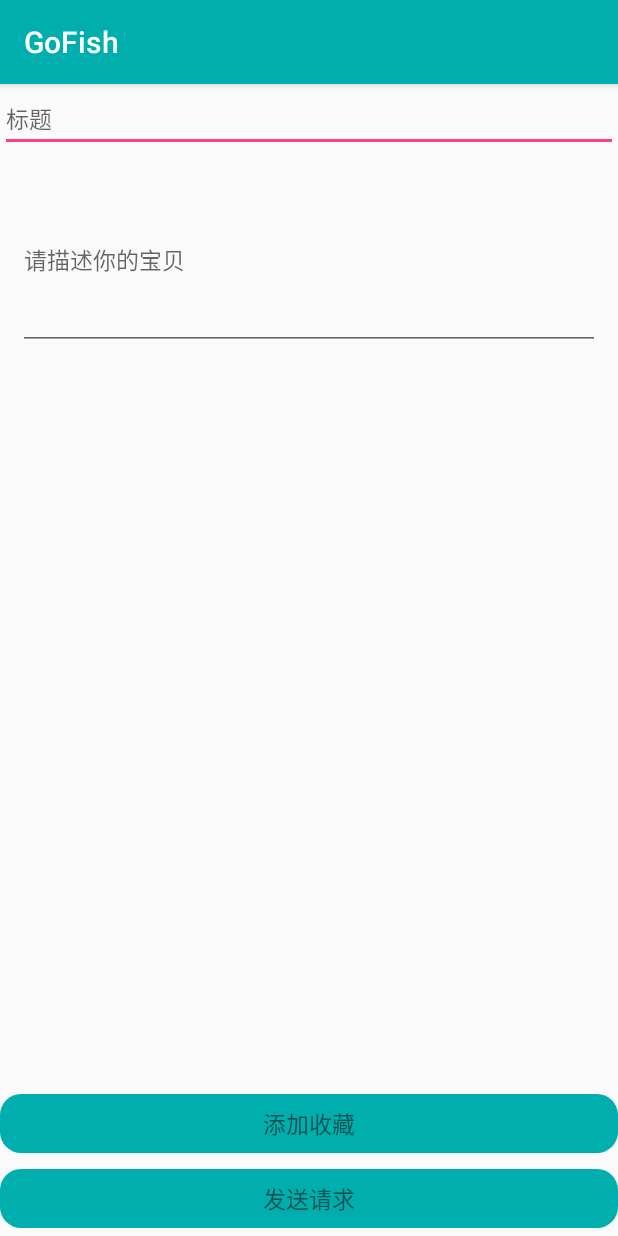
After one commit to Alanlovecoding/Second-Hand-Selling-Platform, an Android app: the Activity_record screen opened directly, with no data from a screen before it, on a phone screen of 412 x 824 dp. The commit adds this screen. Run offline under Robolectric (Android 15) with nearby library versions, the phone set to English and light mode, and no system bars; 1 statement that could not run was skipped.

Commit message:
20160530

```diff
--- /dev/null
+++ b/app/src/main/java/cn/edu/pku/gofish/Activity_record.java
@@ -0,0 +1,152 @@
+package cn.edu.pku.gofish;
+
+import android.content.Context;
+import android.graphics.Bitmap;
+import android.graphics.BitmapFactory;
+import android.os.Environment;
+import android.support.annotation.Nullable;
+import android.support.v7.app.AppCompatActivity;
+import android.os.Bundle;
+import android.view.View;
+import android.view.ViewGroup;
+import android.widget.BaseAdapter;
+import android.widget.EditText;
+import android.widget.GridView;
+import android.widget.ImageView;
+import android.widget.TextView;
+
+import com.loopj.android.http.AsyncHttpClient;
+import com.loopj.android.http.JsonHttpResponseHandler;
+
+import org.json.JSONArray;
+import org.json.JSONException;
+import org.json.JSONObject;
+
+import java.io.File;
+import java.io.FileInputStream;
+import java.io.FileNotFoundException;
+import java.io.FileOutputStream;
+import java.io.IOException;
+import java.text.SimpleDateFormat;
+import java.util.List;
+
+import cn.edu.pku.gofish.Model.Record;
+import cz.msebera.android.httpclient.Header;
+
+public class Activity_record extends AppCompatActivity {
+
+    private Record record;
+    private String url="";
+    private int id;
+    AsyncHttpClient client = new AsyncHttpClient();
+    private EditText title;
+    private EditText describetext;
+    private GridView gridView;
+    private TextView addfav;
+    private TextView sendreq;
+    private Bitmap[] file;
+    private int picnum;
+    private SimpleDateFormat formatter;
+    private String[] mThumbIds = {
+    };
+
+    @Override
+    protected void onCreate(Bundle savedInstanceState) {
+        super.onCreate(savedInstanceState);
+        setContentView(R.layout.activity_activity_record);
+        title = (EditText) findViewById(R.id.addTitle);
+        describetext = (EditText) findViewById(R.id.editText1);
+        gridView = (GridView) findViewById(R.id.gridView1);
+        addfav= (TextView) findViewById(R.id.addfavourite);
+        sendreq=(TextView) findViewById(R.id.sendrequest);
+
+        Bundle bundle=this.getIntent().getExtras();
+        id=bundle.getInt("id");
+        record=new Record(id);
+        record.downloadFile();
+
+        title.setText(record.getTitle());
+        describetext.setText(record.getDescribetext());
+        file=record.getFile();
+        picnum=record.getImgcnt();
+        for(int i=0;i<picnum;i++)
+        {
+            mThumbIds[i]=savingpic(file[i]);
+        }
+    }
+
+    private String savingpic(Bitmap mBitmap)
+    {
+        int cnt=0;
+        String date=null;
+        File sdCard=null;
+        try{
+            sdCard= Environment.getExternalStorageDirectory();
+            File dir= new File(sdCard.getAbsolutePath()+"/goFish/img");
+            dir.mkdirs();
+            formatter=new SimpleDateFormat("yyyy;MM:dd:HH:mm:ss");
+            date=formatter.format(new java.util.Date());
+            date+=cnt;
+            date+=".jpg";
+            File file1= new File(dir,date);
+            FileOutputStream f=new FileOutputStream(file1,false);
+            mBitmap.compress(Bitmap.CompressFormat.JPEG,100,f);
+            f.flush();
+            f.close();
+        } catch (FileNotFoundException e) {
+            e.printStackTrace();
+        } catch (IOException e) {
+            e.printStackTrace();
+        }
+        date=sdCard.getAbsolutePath()+"/goFish/img"+date;
+        return date;
+    }
+
+
+    private class ImageAdapter extends BaseAdapter {
+        private Context mContext;
+        private int num;
+        public ImageAdapter(Context context,int num) {
+            this.mContext=context;
+            this.num = num;
+        }
+        @Override
+        public int getCount() {
+            return num;
+        }
+
+        @Override
+        public Object getItem(int position) {
+            return mThumbIds[position];
+        }
+
+        @Override
+        public long getItemId(int position) {
+            // TODO Auto-generated method stub
+            return 0;
+        }
+        public View getView(int position, View convertView, ViewGroup parent) {
+            //定义一个ImageView,显示在GridView里
+            ImageView imageView;
+            FileInputStream fis=null;
+            if(convertView==null){
+                imageView=new ImageView(mContext);
+                imageView.setLayoutParams(new GridView.LayoutParams(150, 150));
+
+                imageView.setScaleType(ImageView.ScaleType.CENTER_CROP);
+                imageView.setPadding(8, 8, 8, 8);
+            }else{
+                imageView = (ImageView) convertView;
+            }
+            try {
+               fis=new FileInputStream(mThumbIds[position]);
+            } catch (FileNotFoundException e) {
+                e.printStackTrace();
+            }
+            Bitmap bitmap = BitmapFactory.decodeStream(fis);
+            imageView.setImageBitmap(bitmap);
+            return imageView;
+        }
+
+    }
+}
--- /dev/null
+++ b/app/src/main/res/layout/activity_activity_record.xml
@@ -0,0 +1,104 @@
+<?xml version="1.0" encoding="utf-8"?>
+<RelativeLayout xmlns:android="http://schemas.android.com/apk/res/android"
+    android:layout_width="match_parent"
+    android:layout_height="match_parent"
+    xmlns:tools="http://schemas.android.com/tools"
+    android:id="@+id/container"
+    tools:context="cn.edu.pku.gofish.Activity_record">
+
+    <RelativeLayout
+        android:id="@+id/add_top"
+        android:orientation="horizontal"
+        android:layout_width="fill_parent"
+        android:layout_height="40dp"
+        android:layout_marginTop="5dp"
+        android:layout_alignParentTop="true"
+        android:gravity="center">
+
+        <EditText android:id="@+id/addTitle"
+            android:layout_width="fill_parent"
+            android:layout_height="wrap_content"
+            android:textSize="15sp"
+            android:hint="标题"
+            android:editbale="false"/>
+
+    </RelativeLayout>
+
+    <LinearLayout
+        android:id="@+id/add_bottom"
+        android:layout_width="match_parent"
+        android:layout_height="wrap_content"
+        android:layout_alignParentBottom="true"
+        android:orientation="vertical">
+
+        <TextView
+            android:id="@+id/addfavourite"
+            android:layout_width="fill_parent"
+            android:layout_height="wrap_content"
+            android:singleLine="true"
+            android:background="@drawable/issue_confirm_shape"
+            android:gravity="center"
+            android:textSize="15sp"
+            android:text="添加收藏"
+            android:layout_marginBottom="5dp"
+            android:layout_marginTop="5dp" />
+
+        <TextView
+            android:id="@+id/sendrequest"
+            android:layout_width="fill_parent"
+            android:layout_height="wrap_content"
+            android:singleLine="true"
+            android:background="@drawable/issue_confirm_shape"
+            android:gravity="center"
+            android:textSize="15sp"
+            android:text="发送请求"
+            android:layout_marginBottom="5dp"
+            android:layout_marginTop="5dp" />
+
+    </LinearLayout>
+
+    <!--中间部分,文字加图片-->
+    <RelativeLayout
+        android:id="@+id/Content_Layout"
+        android:layout_width="fill_parent"
+        android:layout_height="fill_parent"
+        android:layout_above="@id/add_bottom"
+        android:layout_below="@id/add_top"
+        android:gravity="center">
+
+        <LinearLayout
+            android:layout_width="match_parent"
+            android:layout_height="match_parent"
+            android:orientation="vertical"
+            android:layout_alignParentBottom="true" >
+
+            <!-- 设置运行多行 设置圆角图形 黑色字体-->
+            <EditText
+                android:id="@+id/editText1"
+                android:layout_height="120dp"
+                android:layout_width="fill_parent"
+                android:layout_margin="12dp"
+                android:textSize="15sp"
+                android:maxLength="500"
+                android:singleLine="false"
+                android:hint="请描述你的宝贝"
+                android:editbale="false"/>
+
+            <!-- 网格显示图片 行列间距5dp 每列宽度90dp -->
+            <GridView
+                android:id="@+id/gridView1"
+                android:layout_width="fill_parent"
+                android:layout_height="200dp"
+                android:layout_margin="10dp"
+                android:horizontalSpacing="5dp"
+                android:verticalSpacing="5dp"
+                android:numColumns="3"
+                android:columnWidth="90dp"
+                android:stretchMode="columnWidth"
+                android:gravity="center" >
+            </GridView>
+
+        </LinearLayout>
+    </RelativeLayout>
+
+</RelativeLayout>
--- a/app/src/main/res/layout/view_item.xml
+++ b/app/src/main/res/layout/view_item.xml
@@ -13,6 +13,7 @@
 
     <LinearLayout
         style="@style/CardView.Content"
+        android:id="@+id/briefview"
         android:layout_width="match_parent"
         android:layout_height="wrap_content"
         android:orientation="vertical">
```
Also changed, not shown: app/src/main/AndroidManifest.xml (+8 -13 lines), app/src/main/java/cn/edu/pku/gofish/Adapter/RecordCardAdapter.java (+19 -4 lines), app/src/main/java/cn/edu/pku/gofish/FragmentFavorite.java (+54 -7 lines), app/src/main/java/cn/edu/pku/gofish/Model/Record.java (+21 -59 lines).
